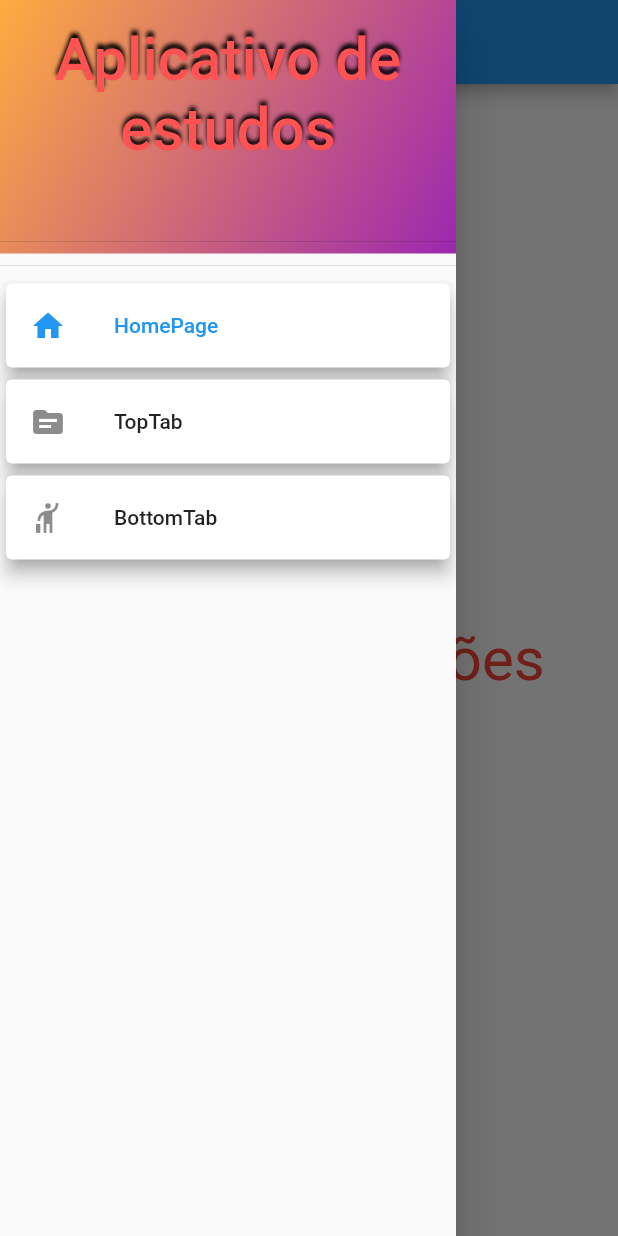
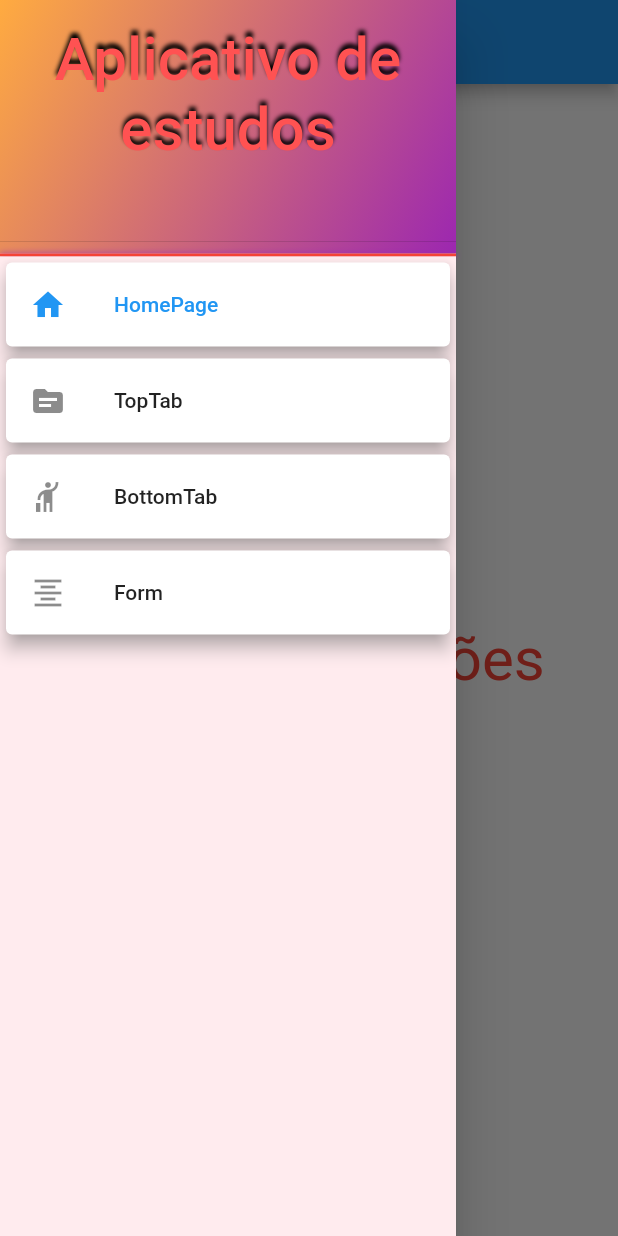
Before and after one commit to matheusEduardoTavares/revisaoConteudosFlutter, a Flutter app: the screen it shows after launch, with the side drawer open, on a phone screen of 412 x 824 dp. Run offline on Flutter 3.47's test engine with Material 2 defaults, Android fonts, the light colour scheme and no system bars.

Commit message:
Melhorado o visual dos itens da Drawer e criado pagina com formulario, SnackBar e Dialog

```diff
--- a/lib/utils/routes.dart
+++ b/lib/utils/routes.dart
@@ -3,6 +3,7 @@ import 'package:flutter/widgets.dart';
 import 'package:projetocompleto2/models/details_page.dart';
 import 'package:projetocompleto2/models/transitions_page.dart';
 import 'package:projetocompleto2/pages/bottom_tab_page/bottom_tab_page.dart';
+import 'package:projetocompleto2/pages/form_page/form_page.dart';
 import 'package:projetocompleto2/pages/home_page/home_page.dart';
 import 'package:projetocompleto2/pages/top_tab_page/top_tab_page.dart';
 import 'package:projetocompleto2/widgets/custom_material_page_route/custom_material_page_route.dart';
@@ -11,6 +12,7 @@ abstract class Routes {
   static const homePage = '/';
   static const topTabPage = '/top_tab';
   static const bottomTabPage = '/bottom_tab';
+  static const formPage = '/form';
 
   static final detailsPage = <DetailsPage>[
     DetailsPage(
@@ -36,6 +38,14 @@ abstract class Routes {
       transitionsPage: TransitionsPage(
         builder: (ctx) => BottomTabPage(),
         hasAnimation: false,
+      ),
+    ),
+    DetailsPage(
+      name: 'Form',
+      goToNamedRoute: formPage,
+      leading: Icon(Icons.format_align_center_outlined),
+      transitionsPage: TransitionsPage(
+        builder: (ctx) => FormPage(),
       ),
     ),
   ];
--- a/lib/widgets/custom_drawer/custom_drawer.dart
+++ b/lib/widgets/custom_drawer/custom_drawer.dart
@@ -40,8 +40,21 @@ class CustomDrawer extends StatelessWidget {
               ),
             ),
           ),
-          const Divider(),
+          Container(
+            decoration: BoxDecoration(
+              color: Colors.red,
+              boxShadow: [
+                BoxShadow(
+                  color: Colors.purple,
+                  blurRadius: 3.0,
+                ),
+              ],
+            ),
+            height: 2,
+          ),
           Expanded(
+            child: Container(
+              color: Colors.red[50],
               child: ListView.builder(
                 padding: EdgeInsets.zero,
                 itemCount: pagesItems.length,
@@ -63,6 +76,7 @@ class CustomDrawer extends StatelessWidget {
                 ),
               ),
             ),
+          ),
         ],
       ),
     );
```
Also changed, not shown: lib/pages/form_page/form_page.dart (added, +133 -0 lines). Lines whose indentation alone changed are shown as unchanged.
